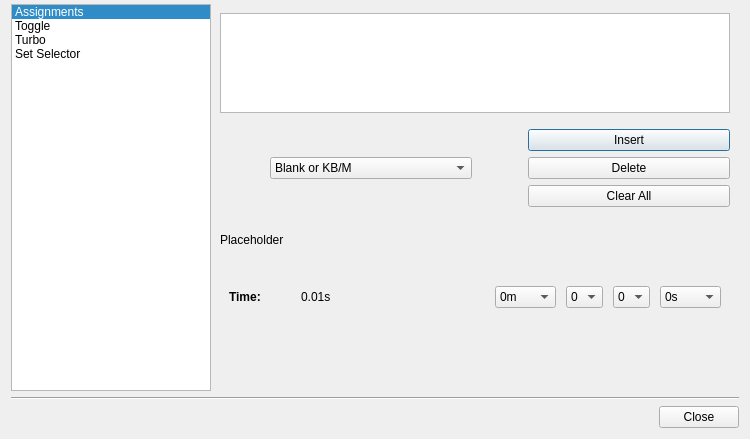
AntiMicroX/antimicrox, file src/advancebuttondialog.ui: the form before one commit.
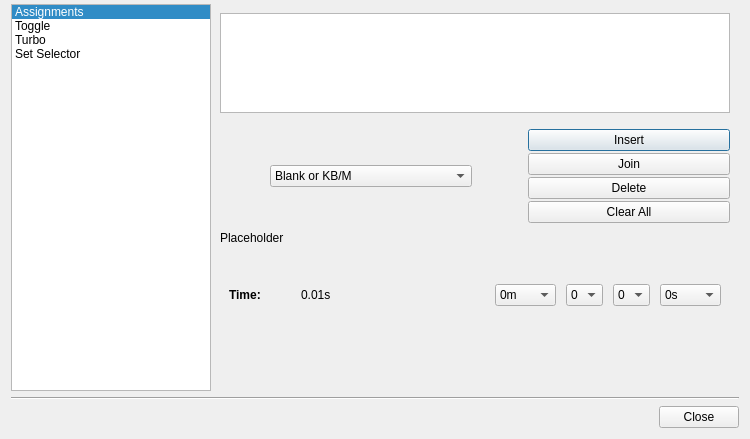
The form after the commit. The open tabs and pages were chosen to show the change. Icons and pictures are not drawn. Custom widgets are drawn as their Qt base class.

Commit message: Detected unwanted situations - I part #93

```diff
--- a/src/advancebuttondialog.ui
+++ b/src/advancebuttondialog.ui
@@ -274,6 +274,9 @@
            </item>
            <item>
             <layout class="QVBoxLayout" name="verticalLayout_2">
+             <property name="spacing">
+              <number>2</number>
+             </property>
              <item>
               <widget class="QPushButton" name="insertSlotButton">
                <property name="toolTip">
@@ -288,6 +291,13 @@
                </property>
               </widget>
              </item>
+             <item>
+              <widget class="QPushButton" name="joinSlotButton">
+               <property name="text">
+                <string>Join</string>
+               </property>
+              </widget>
+             </item>
              <item>
               <widget class="QPushButton" name="deleteSlotButton">
                <property name="toolTip">
@@ -331,7 +341,7 @@
            <property name="sizeHint" stdset="0">
             <size>
              <width>20</width>
-             <height>20</height>
+             <height>2</height>
             </size>
            </property>
           </spacer>
```
Left out of the diff: 5 changed lines with no effect on the pictures. The commit also changes 2 other files.
